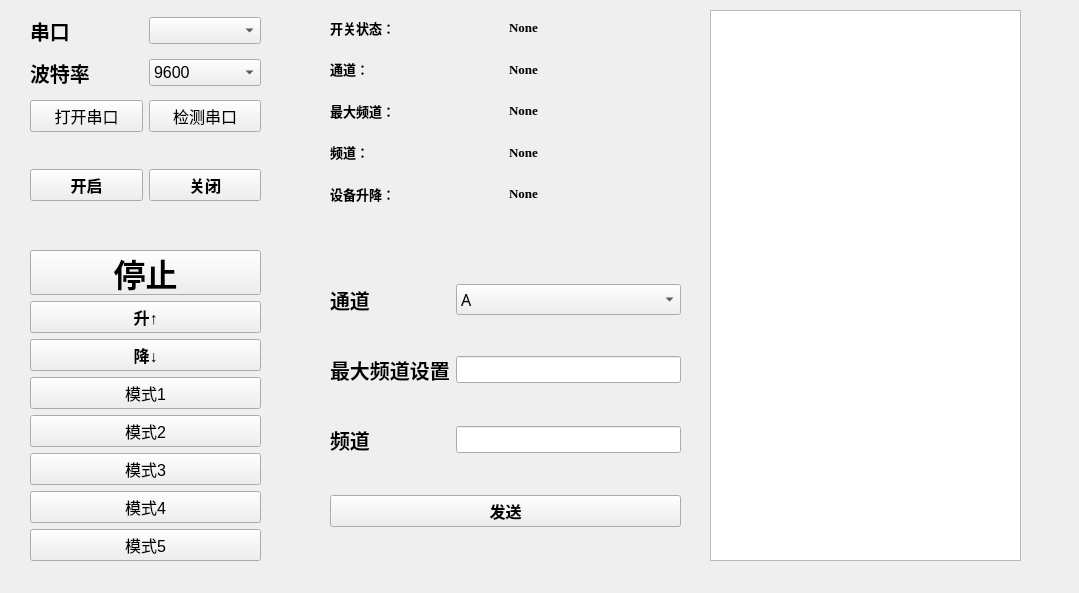
Qt form widget.ui (Kevin-72/Elevator_control_platform) before a commit.
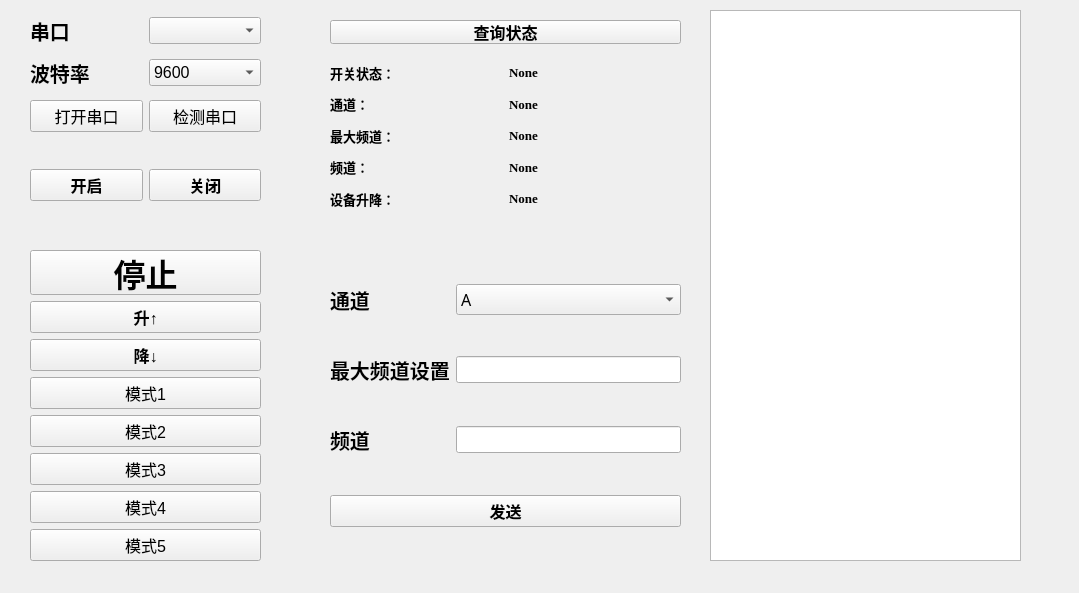
The same form after that commit.

What changed in the file:
```diff
--- a/widget.ui
+++ b/widget.ui
@@ -122,7 +122,7 @@
     </font>
    </property>
   </widget>
-  <widget class="QWidget" name="">
+  <widget class="QWidget" name="layoutWidget">
    <property name="geometry">
     <rect>
      <x>30</x>
@@ -168,13 +168,13 @@
     </item>
    </layout>
   </widget>
-  <widget class="QWidget" name="">
+  <widget class="QWidget" name="layoutWidget">
    <property name="geometry">
     <rect>
      <x>330</x>
-     <y>10</y>
+     <y>60</y>
      <width>351</width>
-     <height>201</height>
+     <height>151</height>
     </rect>
    </property>
    <layout class="QGridLayout" name="gridLayout_4">
@@ -330,7 +330,7 @@
     </item>
    </layout>
   </widget>
-  <widget class="QWidget" name="">
+  <widget class="QWidget" name="layoutWidget">
    <property name="geometry">
     <rect>
      <x>30</x>
@@ -444,7 +444,7 @@
     </item>
    </layout>
   </widget>
-  <widget class="QWidget" name="">
+  <widget class="QWidget" name="layoutWidget">
    <property name="geometry">
     <rect>
      <x>330</x>
@@ -560,6 +560,26 @@
     </item>
    </layout>
   </widget>
+  <widget class="QPushButton" name="queryCb">
+   <property name="geometry">
+    <rect>
+     <x>330</x>
+     <y>20</y>
+     <width>351</width>
+     <height>24</height>
+    </rect>
+   </property>
+   <property name="font">
+    <font>
+     <pointsize>12</pointsize>
+     <weight>75</weight>
+     <bold>true</bold>
+    </font>
+   </property>
+   <property name="text">
+    <string>查询状态</string>
+   </property>
+  </widget>
  </widget>
  <resources/>
  <connections/>
```
Left out of the diff: 78 changed lines with no effect on the pictures.
